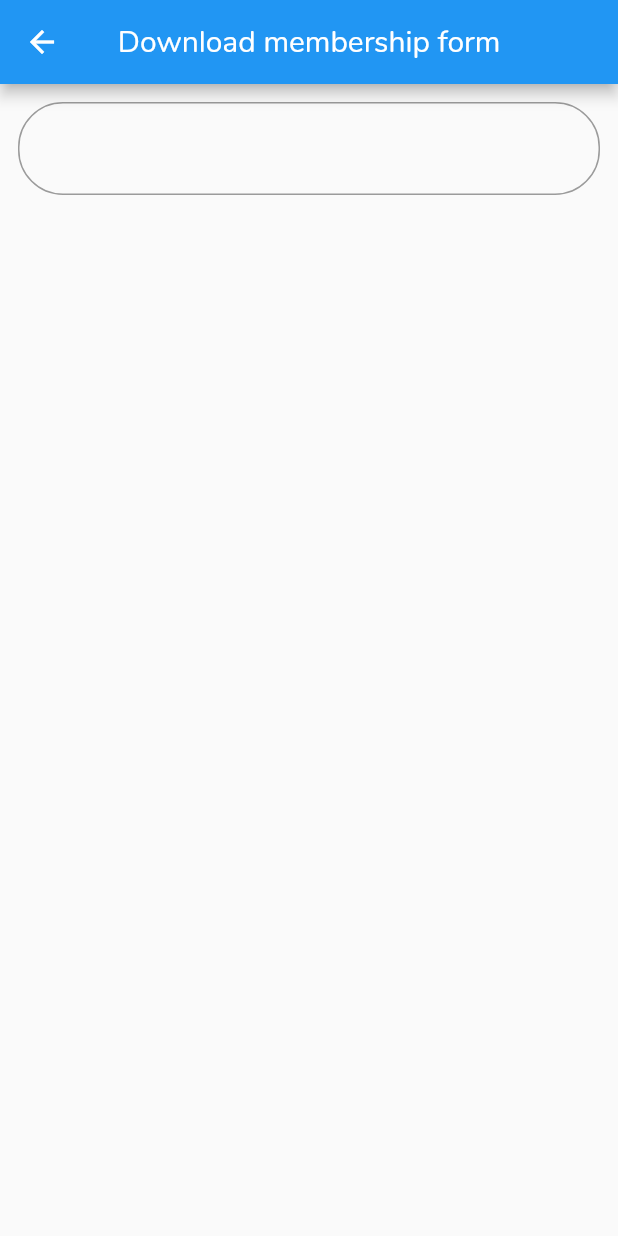
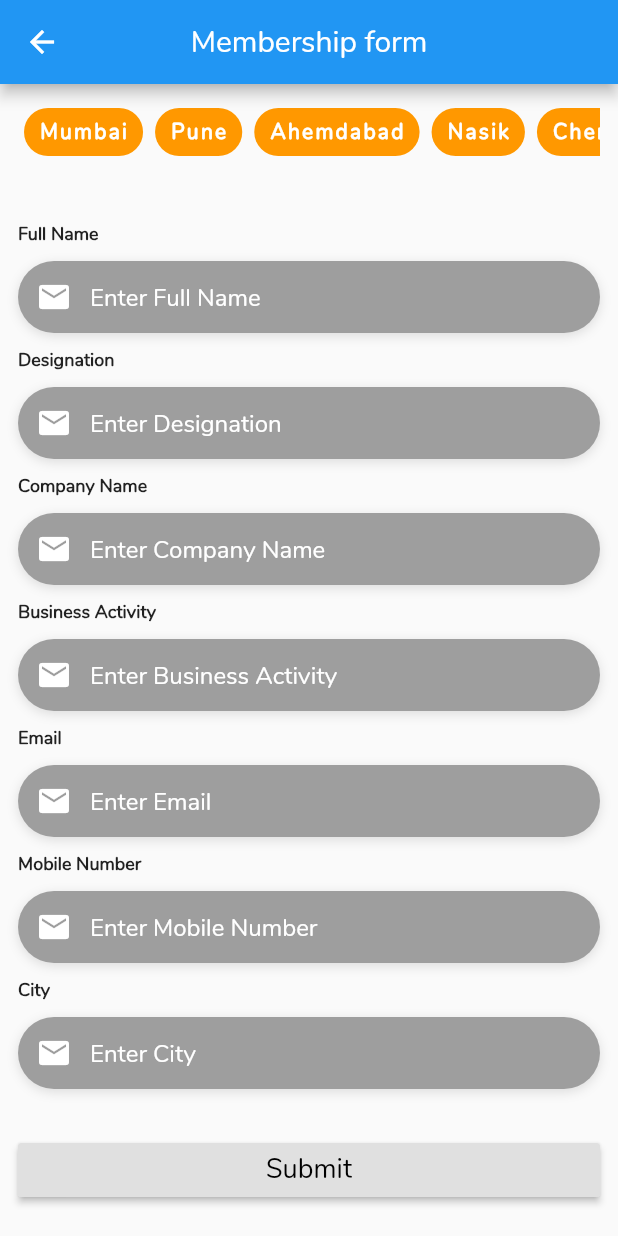
Before and after one commit to ishaileshmishra/sme, a Flutter app: the ChapterFormPage screen opened directly, on a phone screen of 412 x 824 dp. Run offline on Flutter 3.47's test engine with Material 2 defaults, Android fonts, the phone set to English and light mode, and no system bars; missing offline and left inert: flutter_banner_swiper.

Commit message:
file structured

```diff
--- a/lib/landing_page.dart
+++ b/lib/landing_page.dart
@@ -99,7 +99,7 @@ class _StartPageState extends State<StartPage> {
                     maxLines: 1,
                     style: TextStyle(
                       fontWeight: FontWeight.bold,
-                      fontSize: 20.0,
+                      fontSize: 15.0,
                     ),
                   ),
 
--- a/lib/ui/about_page.dart
+++ b/lib/ui/about_page.dart
@@ -11,7 +11,6 @@ class AboutPage extends StatefulWidget {
 class _AboutPageState extends State<AboutPage> {
 
   List<AboutModel> aboutList = [
-
     AboutModel('VISION',
         [
           "Provide networking platform to Entrepreneurs and Senior Executives from Small, Medium, Large Industrial and Allied Business Sectors, MNCs, Government PSUs, Government Agencies and Start-ups to establish & enhance business contacts, exchange business leads & enquiries, identify business & investment partners, introduction of unique products and services, promotion, marketing and branding, establish Joint Venture or Alliance, show-case innovation & inventions and share new business ideas and concepts to convert into commercial benefits",
@@ -23,7 +22,6 @@ class _AboutPageState extends State<AboutPage> {
           'To create groups of Mid & Large Corporates who are interested to establish contacts with SMEs to buy and sell, avail services and other business co-operation'
         ],
         CupertinoIcons.add),
-
     AboutModel('MISSION',
         [
           'To connect entrepreneurs from various parts of India',
@@ -38,7 +36,6 @@ class _AboutPageState extends State<AboutPage> {
           'To set-up Global SME Business Forum at London, Dubai, Shanghai, Hong Kong, Tokyo, Frankfurt, Singapore, Milan, New York, Chicago and Los Angeles by 2020',
         ],
         CupertinoIcons.add),
-
     AboutModel('OBJECTIVES',
         [
           "The main objective of SME Business Forum is to provide opportunities to entrepreneurs, business tycoons, Government officials, CEOs of top corporates & MNCs, thought leaders, initiator of ideas, master of minds, professionals, innovators, business coaches and experts from various industrial sectors, finance, technology, banking, marketing, branding, media, International Trade, Projects, IT, Digital Media, policy makers and Diplomats to share their experiences, thoughts, knowledge, unique ideas and other useful information to enhance skill, capacity, capabilities, reach and scale of members of SME Business Forum.",
@@ -53,15 +50,12 @@ class _AboutPageState extends State<AboutPage> {
           'Commercialise business ideas and concepts'
         ],
         CupertinoIcons.add),
-
     AboutModel('ACTIVITIES',
         ['Vehicle no. 3', 'Vehicle no. 4', 'Vehicle no. 6'],
         CupertinoIcons.add),
-
     AboutModel('FOUNDER',
         ['Vehicle no. 3', 'Vehicle no. 4', 'Vehicle no. 6'],
         CupertinoIcons.add),
-
     AboutModel(
         'MANAGEMENT TEAM',
         ['Vehicle no. 3', 'Vehicle no. 4', 'Vehicle no. 6'],
@@ -76,15 +70,11 @@ class _AboutPageState extends State<AboutPage> {
         itemBuilder: (context, i) {
           return ExpansionTile(
             title: Container(
-              padding: EdgeInsets.all(12),
+              padding: EdgeInsets.only(left: 12, top: 12, bottom: 12),
               decoration: BoxDecoration(
-                  color: Theme.of(context).canvasColor,
-                  borderRadius: BorderRadius.only(
-                      topLeft: Radius.circular(30),
-                      bottomRight: Radius.circular(30))),
-              child: ListTile(
-                title: Text(aboutList[i].title, style: textRegular()),
+                color: Colors.grey[200]
               ),
+              child: Text(aboutList[i].title, style: textSmall())
             ),
             children: <Widget>[
               new Column(
--- a/lib/ui/event/past_page.dart
+++ b/lib/ui/event/past_page.dart
@@ -17,6 +17,7 @@ class _PastPageState extends State<PastPage> {
 
     return Container(
       child: Column(
+
         children: <Widget>[
 
           SizedBox(
@@ -27,12 +28,12 @@ class _PastPageState extends State<PastPage> {
                 itemBuilder: (context, index){
                   return Container(
                     margin: EdgeInsets.only(left:8, top: 10),
-                    height: 100, width: 80,
+                    height: double.infinity, width: 80,
                     decoration: BoxDecoration(
                       color: Colors.orange,
                       borderRadius: BorderRadius.all(Radius.circular(30))),
                     child: Center(
-                      child: Text(years[index], style: textRegular()),
+                      child: Text(years[index], style: textSmall()),
                     ),
                   );
                 }),
@@ -51,7 +52,7 @@ class _PastPageState extends State<PastPage> {
                       borderRadius: BorderRadius.all(Radius.circular(20))
                     ),
                     child: Card(
-                      margin: EdgeInsets.fromLTRB(20, 10, 20, 10),
+                     // margin: EdgeInsets.fromLTRB(20, 10, 20, 10),
                       child: ListTile(
                         onTap: ()=> debugPrint('Hi Everyone'),
                         title: Text(years[index], style: textSmall()),
--- a/lib/ui/home_page.dart
+++ b/lib/ui/home_page.dart
@@ -61,7 +61,7 @@ class _HomePageState extends State<HomePage> {
 
           Container(
             padding: EdgeInsets.only(left: 20, top: 10),
-            child: SizedBox(height: 160, child: horizontalCircleList(context)),
+            child: SizedBox(height: 180, child: horizontalCircleList(context)),
           ),
 
           // Launched BY
--- /dev/null
+++ b/lib/ui/member_partner/member/chapter_form.dart
@@ -0,0 +1,338 @@
+import 'package:flutter/material.dart';
+import 'package:sme/widgets/color_widgets.dart';
+import 'package:sme/widgets/text_widgets.dart';
+
+class ChapterFormPage extends StatefulWidget {
+  @override
+  _ChapterFormPageState createState() => _ChapterFormPageState();
+}
+
+class _ChapterFormPageState extends State<ChapterFormPage> {
+
+
+  List<String> enrollForCities = ['Mumbai', 'Pune', 'Ahemdabad', 'Nasik', 'Chennai', 'Banglore', 'Badodara', 'Rajkot', 'Haidrabad', 'Surat'];
+
+
+  final formTextStyle = TextStyle(
+    color: Colors.white,
+  );
+
+
+  final formDecorationStyle = BoxDecoration(
+    color: Colors.grey,
+    borderRadius: BorderRadius.circular(30.0),
+    boxShadow: [
+      BoxShadow(
+        color: Colors.black12,
+        blurRadius: 6.0,
+        offset: Offset(0, 2),
+      ),
+    ],
+  );
+
+  Widget _buildFullNameTF() {
+
+    return Column(
+      crossAxisAlignment: CrossAxisAlignment.start,
+      children: <Widget>[
+        Text('Full Name', style: textSmall()),
+        SizedBox(height: 10.0),
+        Container(
+          alignment: Alignment.centerLeft,
+          decoration: formDecorationStyle,
+          //height: 50.0,
+          child: TextField(
+            keyboardType: TextInputType.emailAddress,
+            style: TextStyle(color: Colors.white),
+            decoration: InputDecoration(
+              border: InputBorder.none,
+              contentPadding: EdgeInsets.only(top: 14.0),
+              prefixIcon: Icon(
+                Icons.email,
+                color: Colors.white,
+              ),
+              hintText: 'Enter Full Name',
+              hintStyle: formTextStyle,
+            ),
+          ),
+        ),
+      ],
+    );
+  }
+
+
+  Widget _buildDesignationTF() {
+
+    return Column(
+      crossAxisAlignment: CrossAxisAlignment.start,
+      children: <Widget>[
+        Text('Designation', style: textSmall()),
+        SizedBox(height: 10.0),
+        Container(
+          alignment: Alignment.centerLeft,
+          decoration: formDecorationStyle,
+          //height: 50.0,
+          child: TextField(
+            keyboardType: TextInputType.emailAddress,
+            style: TextStyle(color: Colors.white),
+            decoration: InputDecoration(
+              border: InputBorder.none,
+              contentPadding: EdgeInsets.only(top: 14.0),
+              prefixIcon: Icon(
+                Icons.email,
+                color: Colors.white,
+              ),
+              hintText: 'Enter Designation',
+              hintStyle: formTextStyle,
+            ),
+          ),
+        ),
+      ],
+    );
+  }
+
+
+  Widget _buildCompanyNameTF() {
+
+    return Column(
+      crossAxisAlignment: CrossAxisAlignment.start,
+      children: <Widget>[
+        Text('Company Name', style: textSmall()),
+        SizedBox(height: 10.0),
+        Container(
+          alignment: Alignment.centerLeft,
+          decoration: formDecorationStyle,
+          //height: 50.0,
+          child: TextField(
+            keyboardType: TextInputType.emailAddress,
+            style: TextStyle(color: Colors.white),
+            decoration: InputDecoration(
+              border: InputBorder.none,
+              contentPadding: EdgeInsets.only(top: 14.0),
+              prefixIcon: Icon(
+                Icons.email,
+                color: Colors.white,
+              ),
+              hintText: 'Enter Company Name',
+              hintStyle: formTextStyle,
+            ),
+          ),
+        ),
+      ],
+    );
+  }
+
+
+  Widget _buildBusinessActivityTF() {
+
+    return Column(
+      crossAxisAlignment: CrossAxisAlignment.start,
+      children: <Widget>[
+        Text('Business Activity', style: textSmall()),
+        SizedBox(height: 10.0),
+        Container(
+          alignment: Alignment.centerLeft,
+          decoration: formDecorationStyle,
+          //height: 50.0,
+          child: TextField(
+            keyboardType: TextInputType.emailAddress,
+            style: TextStyle(color: Colors.white),
+            decoration: InputDecoration(
+              border: InputBorder.none,
+              contentPadding: EdgeInsets.only(top: 14.0),
+              prefixIcon: Icon(
+                Icons.email,
+                color: Colors.white,
+              ),
+              hintText: 'Enter Business Activity',
+              hintStyle: formTextStyle,
+            ),
+          ),
+        ),
+      ],
+    );
+  }
+
+  Widget _buildEmailTF() {
+
+    return Column(
+      crossAxisAlignment: CrossAxisAlignment.start,
+      children: <Widget>[
+        Text('Email', style: textSmall()),
+        SizedBox(height: 10.0),
+        Container(
+          alignment: Alignment.centerLeft,
+          decoration: formDecorationStyle,
+          //height: 50.0,
+          child: TextField(
+            keyboardType: TextInputType.emailAddress,
+            style: TextStyle(color: Colors.white),
+            decoration: InputDecoration(
+              border: InputBorder.none,
+              contentPadding: EdgeInsets.only(top: 14.0),
+              prefixIcon: Icon(
+                Icons.email,
+                color: Colors.white,
+              ),
+              hintText: 'Enter Email',
+              hintStyle: formTextStyle,
+            ),
+          ),
+        ),
+      ],
+    );
+  }
+
+  Widget _buildMobileTF() {
+
+    return Column(
+      crossAxisAlignment: CrossAxisAlignment.start,
+      children: <Widget>[
+        Text('Mobile Number', style: textSmall()),
+        SizedBox(height: 10.0),
+        Container(
+          alignment: Alignment.centerLeft,
+          decoration: formDecorationStyle,
+          //height: 50.0,
+          child: TextField(
+            keyboardType: TextInputType.emailAddress,
+            style: TextStyle(color: Colors.white),
+            decoration: InputDecoration(
+              border: InputBorder.none,
+              contentPadding: EdgeInsets.only(top: 14.0),
+              prefixIcon: Icon(
+                Icons.email,
+                color: Colors.white,
+              ),
+              hintText: 'Enter Mobile Number',
+              hintStyle: formTextStyle,
+            ),
+          ),
+        ),
+      ],
+    );
+  }
+
+
+  Widget _buildCityTF() {
+
+    return Column(
+      crossAxisAlignment: CrossAxisAlignment.start,
+      children: <Widget>[
+        Text('City', style: textSmall()),
+        SizedBox(height: 10.0),
+        Container(
+          alignment: Alignment.centerLeft,
+          decoration: formDecorationStyle,
+          //height: 50.0,
+          child: TextField(
+            keyboardType: TextInputType.emailAddress,
+            style: TextStyle(color: Colors.white),
+            decoration: InputDecoration(
+              border: InputBorder.none,
+              contentPadding: EdgeInsets.only(top: 14.0),
+              prefixIcon: Icon(
+                Icons.email,
+                color: Colors.white,
+              ),
+              hintText: 'Enter City',
+              hintStyle: formTextStyle,
+            ),
+          ),
+        ),
+      ],
+    );
+  }
+
+
+  Widget _buildBtnSubmit() {
+
+    return Container(
+          alignment: Alignment.center,
+          decoration: formDecorationStyle,
+          //height: 50.0,
+          child: RaisedButton(
+            onPressed: ()=> print('Tapped Button'),
+          ),
+        );
+  }
+
+
+
+
+
+  @override
+  Widget build(BuildContext context) {
+
+    return Scaffold(
+
+      appBar: AppBar(
+        title: Text('Membership form'),
+        centerTitle: true,
+      ),
+
+      body: SingleChildScrollView(
+        child: Container(
+          padding: EdgeInsets.all(12),
+          child: Column(
+            children: <Widget>[
+
+              SizedBox(
+                height: 40,
+                child: ListView.builder(
+                    scrollDirection: Axis.horizontal,
+                    itemCount: enrollForCities.length,
+                    itemBuilder: (context, index){
+                  return Container(
+                    margin: EdgeInsets.all(4),
+                    padding: EdgeInsets.only(left: 10, right: 10),
+                    alignment: Alignment.center,
+                    decoration: BoxDecoration(
+                      borderRadius: BorderRadius.all(Radius.circular(30)),
+                      color: Colors.orange
+                    ),
+                    child: Text(enrollForCities[index], style: TextStyle(
+                        fontWeight: FontWeight.bold, fontSize: 14.0, color: Colors.white, letterSpacing: 1.5
+                    )),
+                  );
+                }),
+              ),
+
+              const SizedBox(height: 40),
+              _buildFullNameTF(),
+              const SizedBox(height: 10),
+              _buildDesignationTF(),
+              const SizedBox(height: 10),
+              _buildCompanyNameTF(),
+              const SizedBox(height: 10),
+              _buildBusinessActivityTF(),
+              const SizedBox(height: 10),
+              _buildEmailTF(),
+              const SizedBox(height: 10),
+              _buildMobileTF(),
+              const SizedBox(height: 10),
+              _buildCityTF(),
+              const SizedBox(height: 30),
+
+
+              SizedBox(
+                width: double.infinity,
+                child: RaisedButton(
+                  onPressed: () {},
+                  textColor: Colors.white,
+                  padding: const EdgeInsets.all(0.0),
+                  child: Text('Submit', style: TextStyle(fontSize: 18, color: Colors.black)),
+
+                ),
+              ),
+
+
+
+            ],
+          ),
+        ),
+      ),
+    );
+
+  }
+}
--- a/lib/ui/member_partner/membership_tab.dart
+++ b/lib/ui/member_partner/membership_tab.dart
@@ -1,7 +1,7 @@
 import 'package:flutter/cupertino.dart';
 import 'package:flutter/material.dart';
 import 'package:sme/models/drawer_model.dart';
-import 'package:sme/ui/member_partner/partner/chapter_form.dart';
+import 'package:sme/ui/member_partner/member/chapter_form.dart';
 import 'package:sme/widgets/text_widgets.dart';
 
 class MembershipTab extends StatefulWidget {
--- a/lib/ui/member_partner/partner/channel_partener_tab.dart
+++ b/lib/ui/member_partner/partner/channel_partener_tab.dart
@@ -1,6 +1,6 @@
 import 'package:flutter/material.dart';
 import 'package:sme/models/drawer_model.dart';
-import 'package:sme/ui/member_partner/partner/chapter_form.dart';
+import 'package:sme/ui/member_partner/member/chapter_form.dart';
 import 'package:sme/widgets/text_widgets.dart';
 
 class ChannelPartnerTab extends StatefulWidget {
--- a/lib/ui/member_partner/partner/chapter_form.dart
+++ /dev/null
@@ -1,41 +0,0 @@
-import 'package:flutter/material.dart';
-
-class ChapterFormPage extends StatefulWidget {
-  @override
-  _ChapterFormPageState createState() => _ChapterFormPageState();
-}
-
-class _ChapterFormPageState extends State<ChapterFormPage> {
-
-  @override
-  Widget build(BuildContext context) {
-
-    return Scaffold(
-
-      appBar: AppBar(
-        title: Text('Download membership form'),
-        centerTitle: true,
-      ),
-
-      body: Container(
-        padding: EdgeInsets.all(12),
-        child: Column(
-          children: <Widget>[
-
-            TextField(
-                textDirection: TextDirection.ltr,
-                maxLines: 1, decoration: InputDecoration(
-                    border: OutlineInputBorder(
-                        borderRadius: BorderRadius.all(Radius.circular(30))
-                    )))
-
-
-
-
-          ],
-        ),
-      ),
-    );
-
-  }
-}
--- a/lib/widgets/color_widgets.dart
+++ b/lib/widgets/color_widgets.dart
@@ -1,6 +1,8 @@
+import 'package:flutter/cupertino.dart';
 import 'package:flutter/material.dart';
 import 'package:flutter_banner_swiper/flutter_banner_swiper.dart';
 import 'package:sme/models/drawer_model.dart';
+import 'package:sme/widgets/text_widgets.dart';
 
 Widget smeActionBar() {
   return AppBar(
@@ -57,26 +59,27 @@ final kBoxDecorationStyle = BoxDecoration(
 
 Widget applicationBar(BuildContext context, String title) {
   return AppBar(
-    elevation: 2,
+    elevation: 0,
     title: Text(
       title,
-      style: TextStyle(
-          fontWeight: FontWeight.bold, color: Colors.white, fontSize: 21.0),
+      style: textRegular(),
     ),
     centerTitle: true,
     leading: Builder(
         builder: (context) => IconButton(
               icon: Image.asset('assets/images/menu.png',
-                  height: 30, width: 30,
-                  color: Colors.white), //Icon(Icons.view_list, color: Colors.white,),
+                  height: 30,
+                  width: 30,
+                  color: Colors
+                      .white), //Icon(Icons.view_list, color: Colors.white,),
               onPressed: () => Scaffold.of(context).openDrawer(),
             )),
     actions: <Widget>[
       IconButton(
         icon: Icon(
-          Icons.picture_in_picture_alt,
+          CupertinoIcons.collections,
           color: Colors.white,
-          size: 30,
+          size: 20,
         ),
         tooltip: 'Gallery',
         padding: EdgeInsets.only(right: 12),
@@ -185,9 +188,8 @@ Widget horizontalCircleList(BuildContext context) {
     itemCount: data.length,
     scrollDirection: Axis.horizontal,
     itemBuilder: (context, index) {
-      return GestureDetector(
-        onTap: _navToDetail(data[index]),
-        child: Center(
+
+        return Center(
             child: Container(
               padding: EdgeInsets.all(8),
               child: Container(
@@ -198,32 +200,34 @@ Widget horizontalCircleList(BuildContext context) {
                       height: 100,
                       decoration: BoxDecoration(
                       color: Colors.blue,
-                      //shape: BoxShape.circle,
                       borderRadius: BorderRadius.only(
                           topLeft: Radius.circular(30),
                           bottomRight: Radius.circular(30))),
+
                   child: Icon(
                     data[index].icon,
                     color: Colors.white60,
                     size: 60,
                   ),
                 ),
-                Container(
+
+                GestureDetector(
+                  onTap: _navToDetail(data[index]),
+                  child: Container(
                     padding: EdgeInsets.only(top: 5),
                     width: 100,
-                  child: Text(data[index].title,
-                      style: TextStyle(
-                          fontSize: 14,
+                    child: Text(data[index].title, maxLines: 2,
+                        style: TextStyle( fontSize: 14,
                             color: Colors.black,
                             letterSpacing: 1.1,
                             fontWeight: FontWeight.bold)),
+                  ),
                 )
               ],
             ),
           ),
         )
             //)
-            ),
             );
     },
   );
@@ -245,8 +249,7 @@ Widget horizontalCirclePartnerList(BuildContext context) {
           child: Column(
             children: <Widget>[
               Container(
-                  width: 100,
-                  height: 100,
+                  width: 100, height: 100,
                   decoration: BoxDecoration(
                       color: Colors.grey[400],
                       //shape: BoxShape.circle,
--- a/lib/widgets/text_widgets.dart
+++ b/lib/widgets/text_widgets.dart
@@ -3,15 +3,15 @@ import 'package:flutter/material.dart';
 
 TextStyle textSmall() {
   return const TextStyle(
-      fontFamily: 'nunito', fontWeight: FontWeight.bold, fontSize: 14.0);
+      fontFamily: 'nunito', fontWeight: FontWeight.bold, fontSize: 12.0);
 }
 
 TextStyle textRegular() {
   return const TextStyle(
-      fontFamily: 'nunito', fontWeight: FontWeight.w600, fontSize: 18.0);
+      fontFamily: 'nunito', fontWeight: FontWeight.w600, fontSize: 14.0);
 }
 
 TextStyle textHeading() {
   return const TextStyle(
-      fontFamily: 'nunito', fontWeight: FontWeight.w600, fontSize: 22.0);
+      fontFamily: 'nunito', fontWeight: FontWeight.w600, fontSize: 18.0);
 }
```
Lines whose indentation alone changed are shown as unchanged.
